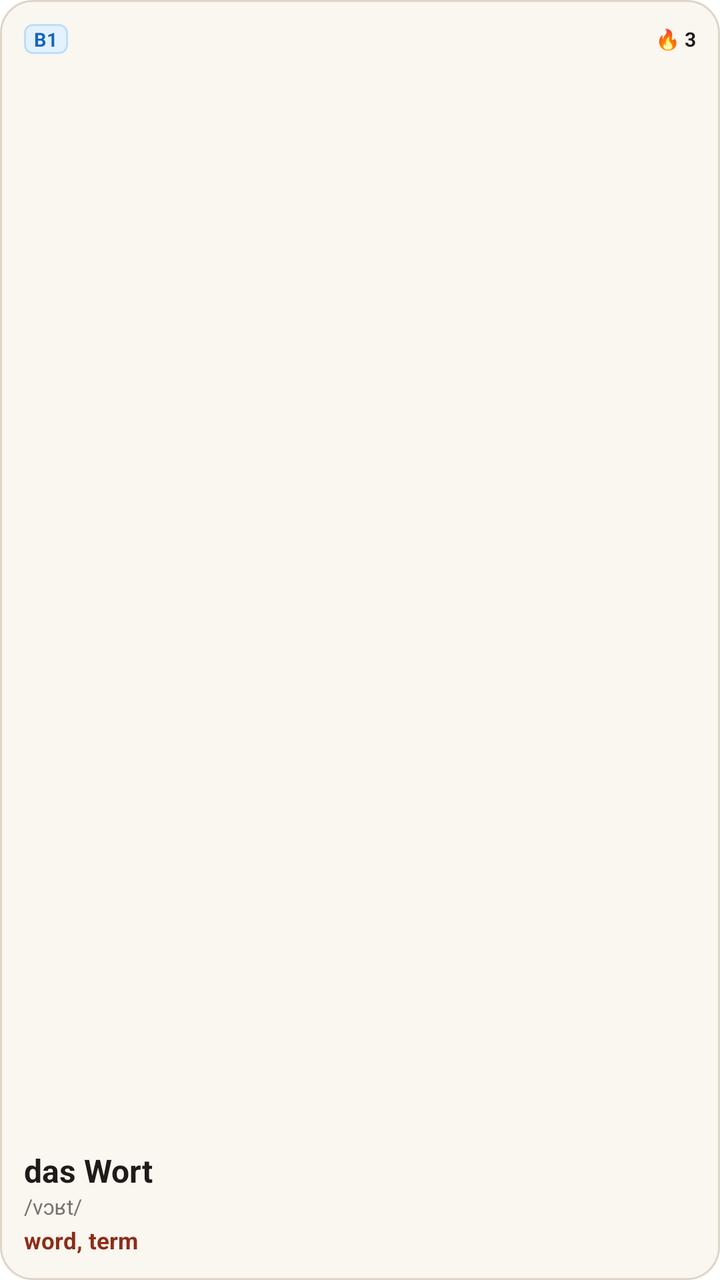
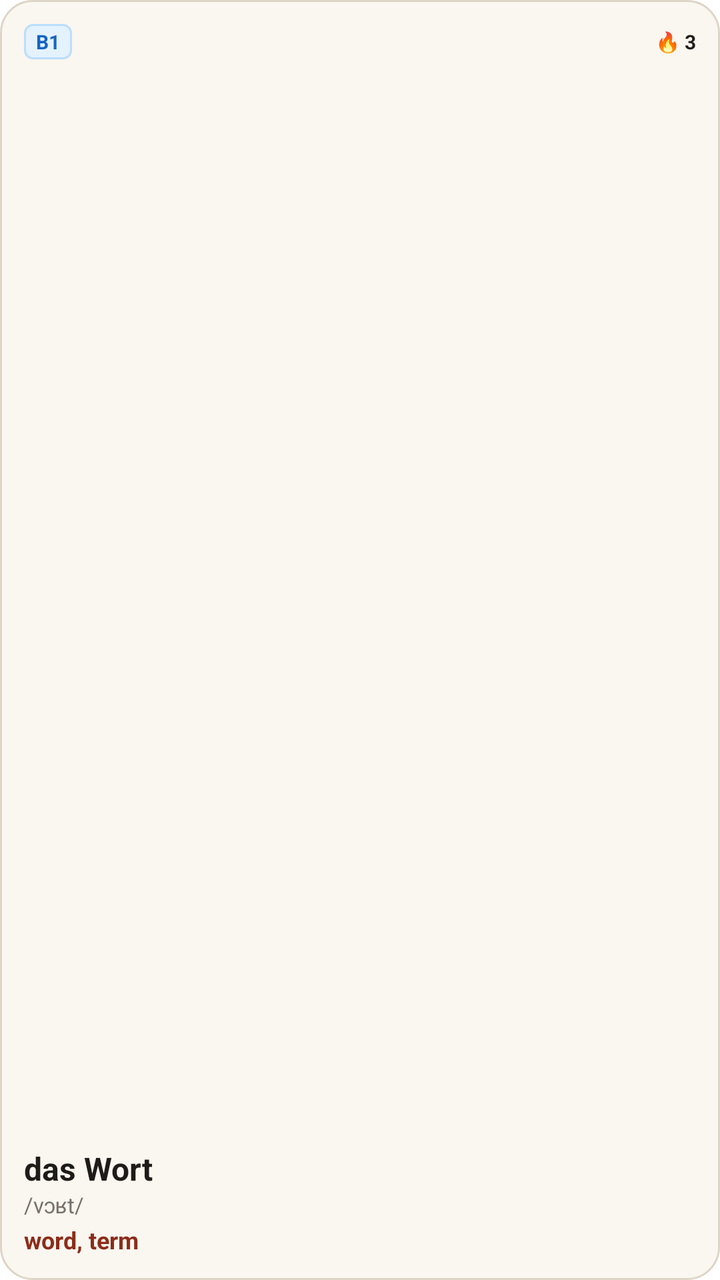

An Android layout rendered at two revisions. The XML below is the earlier revision; the diff shows what the commit changed to produce the second picture.
<!-- AndroidManifest.xml: fallback theme Theme.MaterialComponents.DayNight.NoActionBar -->
<!-- res/layout/word_of_the_day_small_widget.xml -->
<?xml version="1.0" encoding="utf-8"?>
<LinearLayout xmlns:android="http://schemas.android.com/apk/res/android"
    android:id="@+id/widget_small_root"
    android:layout_width="match_parent"
    android:layout_height="match_parent"
    android:background="@drawable/widget_card_bg"
    android:orientation="vertical"
    android:padding="12dp">

    
    <LinearLayout
        android:layout_width="match_parent"
        android:layout_height="wrap_content"
        android:gravity="center_vertical"
        android:orientation="horizontal">

        <TextView
            android:id="@+id/widget_small_cefr"
            android:layout_width="wrap_content"
            android:layout_height="wrap_content"
            android:background="@drawable/widget_cefr_badge_bg"
            android:paddingHorizontal="5dp"
            android:paddingVertical="1dp"
            android:text="B1"
            android:textColor="#1565C0"
            android:textSize="9.5sp"
            android:textStyle="bold" />

        <View
            android:layout_width="0dp"
            android:layout_height="1dp"
            android:layout_weight="1" />

        <TextView
            android:id="@+id/widget_small_streak"
            android:layout_width="wrap_content"
            android:layout_height="wrap_content"
            android:text="🔥 3"
            android:textColor="#1E1B18"
            android:textSize="10sp"
            android:textStyle="bold" />
    </LinearLayout>

    <View
        android:layout_width="1dp"
        android:layout_height="0dp"
        android:layout_weight="1" />

    
    <TextView
        android:id="@+id/widget_small_word"
        android:layout_width="match_parent"
        android:layout_height="wrap_content"
        android:ellipsize="end"
        android:maxLines="1"
        android:text="das Wort"
        android:textColor="#1E1B18"
        android:textSize="16sp"
        android:textStyle="bold" />

    <TextView
        android:id="@+id/widget_small_ipa"
        android:layout_width="match_parent"
        android:layout_height="wrap_content"
        android:ellipsize="end"
        android:maxLines="1"
        android:text="/vɔʁt/"
        android:textColor="#78716C"
        android:textSize="10.5sp" />

    <TextView
        android:id="@+id/widget_small_def"
        android:layout_width="match_parent"
        android:layout_height="wrap_content"
        android:layout_marginTop="2dp"
        android:ellipsize="end"
        android:maxLines="2"
        android:text="word, term"
        android:textColor="#8C2D19"
        android:textSize="11.5sp"
        android:textStyle="bold" />

</LinearLayout>
<!-- resources referenced by this layout -->
<resources>
  <!-- drawable widget_card_bg (drawable) -->
  <?xml version="1.0" encoding="utf-8"?>
  <shape xmlns:android="http://schemas.android.com/apk/res/android"
      android:shape="rectangle">
      <solid android:color="#FAF6F0" />
      <corners android:radius="16dp" />
      <stroke
          android:width="1dp"
          android:color="#DDD5C7" />
  </shape>
  <!-- drawable widget_cefr_badge_bg (drawable) -->
  <?xml version="1.0" encoding="utf-8"?>
  <shape xmlns:android="http://schemas.android.com/apk/res/android"
      android:shape="rectangle">
      <solid android:color="#E3F2FD" />
      <corners android:radius="4dp" />
      <stroke
          android:width="1dp"
          android:color="#BBDEFB" />
  </shape>
</resources>

<!-- the commit's change to res/layout/word_of_the_day_small_widget.xml (unified diff, before → after) -->
@@ -19,14 +19,16 @@
             android:layout_width="wrap_content"
             android:layout_height="wrap_content"
             android:background="@drawable/widget_cefr_badge_bg"
-            android:paddingHorizontal="5dp"
-            android:paddingVertical="1dp"
+            android:paddingLeft="6dp"
+            android:paddingTop="2dp"
+            android:paddingRight="6dp"
+            android:paddingBottom="2dp"
             android:text="B1"
             android:textColor="#1565C0"
-            android:textSize="9.5sp"
+            android:textSize="10sp"
             android:textStyle="bold" />
 
-        <View
+        <FrameLayout
             android:layout_width="0dp"
             android:layout_height="1dp"
             android:layout_weight="1" />
@@ -41,7 +43,7 @@
             android:textStyle="bold" />
     </LinearLayout>
 
-    <View
+    <FrameLayout
         android:layout_width="1dp"
         android:layout_height="0dp"
         android:layout_weight="1" />
@@ -66,7 +68,7 @@
         android:maxLines="1"
         android:text="/vɔʁt/"
         android:textColor="#78716C"
-        android:textSize="10.5sp" />
+        android:textSize="11sp" />
 
     <TextView
         android:id="@+id/widget_small_def"
@@ -77,7 +79,7 @@
         android:maxLines="2"
         android:text="word, term"
         android:textColor="#8C2D19"
-        android:textSize="11.5sp"
+        android:textSize="12sp"
         android:textStyle="bold" />
 
 </LinearLayout>
